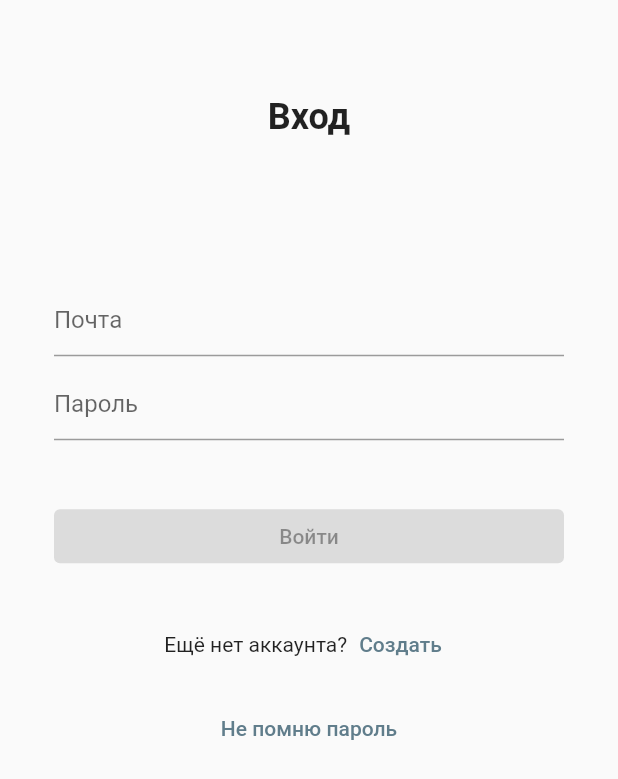
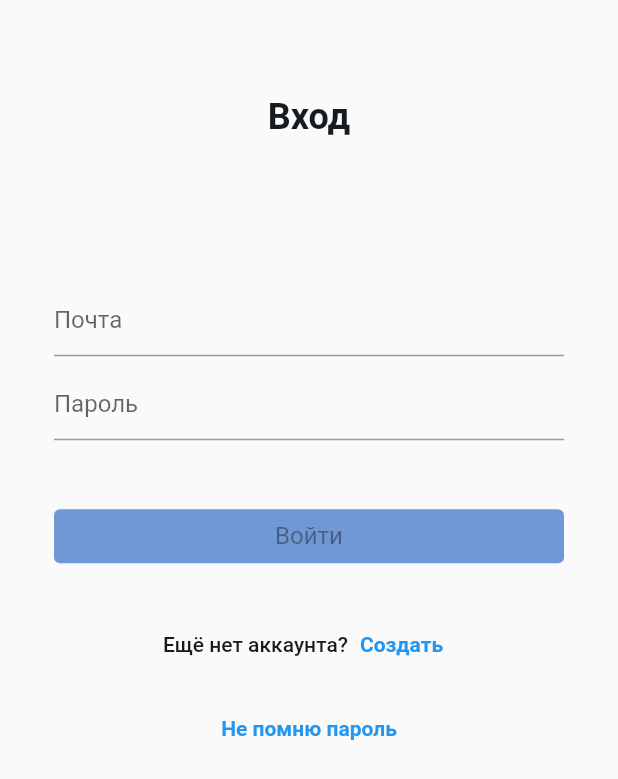
Before and after one commit to RNOVOSELOV/flutter_gift_manager, a Flutter app: the screen it shows after launch, on a phone screen of 412 x 824 dp. Shown: the top 779 px of the screen. Run offline on Flutter 3.47's test engine with Material 2 defaults, Android fonts, the light colour scheme and no system bars; our stand-ins replace bloc, equatable, flutter_bloc.

Commit message:
Themes & extensions fot themes

```diff
--- a/lib/main.dart
+++ b/lib/main.dart
@@ -1,6 +1,7 @@
 import 'package:flutter/material.dart';
 import 'package:flutter_bloc/flutter_bloc.dart';
 import 'package:gift_manager/presentation/login/view/login_page.dart';
+import 'package:gift_manager/presentation/theme/theme.dart';
 import 'package:gift_manager/simple_bloc_observer.dart';
 
 void main() {
@@ -15,9 +16,9 @@ class MyApp extends StatelessWidget {
   Widget build(BuildContext context) {
     return MaterialApp(
       title: 'Gift Manager',
-      theme: ThemeData(
-        primarySwatch: Colors.blueGrey,
-      ),
+      theme: lightTheme,
+      darkTheme: darkTheme,
+      themeMode: ThemeMode.light,
       home: const LoginPage(),
     );
   }
--- a/lib/presentation/login/bloc/login_bloc.dart
+++ b/lib/presentation/login/bloc/login_bloc.dart
@@ -3,7 +3,6 @@ import 'dart:math';
 
 import 'package:bloc/bloc.dart';
 import 'package:equatable/equatable.dart';
-import 'package:flutter/foundation.dart';
 import 'package:gift_manager/data/model/request_error.dart';
 import 'package:gift_manager/presentation/login/model/email_error.dart';
 import 'package:gift_manager/presentation/login/model/password_error.dart';
--- a/lib/presentation/login/view/login_page.dart
+++ b/lib/presentation/login/view/login_page.dart
@@ -1,6 +1,7 @@
 import 'package:flutter/material.dart';
 import 'package:flutter_bloc/flutter_bloc.dart';
 import 'package:gift_manager/data/model/request_error.dart';
+import 'package:gift_manager/extentions/theme_extensions.dart';
 import 'package:gift_manager/presentation/home/view/home_page.dart';
 import 'package:gift_manager/presentation/login/bloc/login_bloc.dart';
 import 'package:gift_manager/presentation/login/model/email_error.dart';
@@ -81,13 +82,10 @@ class _LoginPageWidgetState extends State<_LoginPageWidget> {
           const SizedBox(
             height: 64,
           ),
-          const Center(
+          Center(
             child: Text(
               "Вход",
-              style: TextStyle(
-                fontWeight: FontWeight.w600,
-                fontSize: 24,
-              ),
+              style: Theme.of(context).textTheme.headline2,
             ),
           ),
           const Spacer(
@@ -111,7 +109,10 @@ class _LoginPageWidgetState extends State<_LoginPageWidget> {
           Row(
             mainAxisSize: MainAxisSize.min,
             children: [
-              const Text("Ещё нет аккаунта?"),
+              Text(
+                "Ещё нет аккаунта?",
+                style: context.theme.h4,
+              ),
               TextButton(
                   onPressed: () => debugPrint("Buttorn create pressed"),
                   child: const Text("Создать")),
@@ -153,6 +154,15 @@ class _LoginButton extends StatelessWidget {
                       .add(const LoginLoginButtonPressed())
                   : null,
               child: const Text("Войти"),
+              style: ButtonStyle(
+                  backgroundColor: MaterialStateProperty.resolveWith((states) {
+                    if (states.contains(MaterialState.disabled)) {
+                      return Color(0xB3366EC4);
+                    }
+                    return Color(0xFF2950AF);
+                  }),
+                  textStyle: MaterialStateProperty.all(
+                      TextStyle(color: Colors.white, fontSize: 16))),
             );
           },
         ),
--- /dev/null
+++ b/lib/presentation/theme/dark_theme.dart
@@ -0,0 +1,49 @@
+import 'package:flutter/material.dart';
+import 'package:gift_manager/resources/app_colors.dart';
+
+final _base = ThemeData.dark();
+
+final darkTheme = _base.copyWith(
+
+  backgroundColor: AppColors.darkBlack100,
+  textTheme: _base.textTheme.copyWith(
+    headline1: const TextStyle(
+      fontSize: 32,
+      fontWeight: FontWeight.w600,
+      color: AppColors.darkWhite100,
+    ),
+    headline2: const TextStyle(
+      fontSize: 24,
+      fontWeight: FontWeight.w600,
+      color: AppColors.darkWhite100,
+    ),
+    headline3: const TextStyle(
+      fontSize: 16,
+      height: 1.25,
+      fontWeight: FontWeight.w500,
+      color: AppColors.darkWhite100,
+    ),
+    headline4: const TextStyle(
+      fontSize: 14,
+      height: 1.15,
+      fontWeight: FontWeight.w500,
+      color: AppColors.darkWhite100,
+    ),
+    headline5: const TextStyle(
+      fontSize: 12,
+      fontWeight: FontWeight.w500,
+      color: AppColors.darkWhite100,
+    ),
+    headline6: const TextStyle(
+      fontSize: 12,
+      fontWeight: FontWeight.w400,
+      color: AppColors.darkWhite100,
+    ),
+    button: const TextStyle(
+      fontSize: 14,
+      height: 1.15,
+      fontWeight: FontWeight.w700,
+      color: AppColors.darkWhite100,
+    ),
+  ),
+);
--- /dev/null
+++ b/lib/presentation/theme/light_theme.dart
@@ -0,0 +1,48 @@
+import 'package:flutter/material.dart';
+import 'package:gift_manager/resources/app_colors.dart';
+
+final _base = ThemeData.light();
+
+final lightTheme = _base.copyWith(
+  backgroundColor: AppColors.lightWhite100,
+  textTheme: _base.textTheme.copyWith(
+    headline1: const TextStyle(
+      fontSize: 32,
+      fontWeight: FontWeight.w600,
+      color: AppColors.lightBlack100,
+    ),
+    headline2: const TextStyle(
+      fontSize: 24,
+      fontWeight: FontWeight.w600,
+      color: AppColors.lightBlack100,
+    ),
+    headline3: const TextStyle(
+      fontSize: 16,
+      height: 1.25,
+      fontWeight: FontWeight.w500,
+      color: AppColors.lightBlack100,
+    ),
+    headline4: const TextStyle(
+      fontSize: 14,
+      height: 1.15,
+      fontWeight: FontWeight.w500,
+      color: AppColors.lightBlack100,
+    ),
+    headline5: const TextStyle(
+      fontSize: 12,
+      fontWeight: FontWeight.w500,
+      color: AppColors.lightBlack100,
+    ),
+    headline6: const TextStyle(
+      fontSize: 12,
+      fontWeight: FontWeight.w400,
+      color: AppColors.lightBlack100,
+    ),
+    button: const TextStyle(
+      fontSize: 14,
+      height: 1.15,
+      fontWeight: FontWeight.w700,
+      color: AppColors.lightBlack100,
+    ),
+  ),
+);
--- /dev/null
+++ b/lib/presentation/theme/theme.dart
@@ -0,0 +1,2 @@
+export 'dark_theme.dart';
+export 'light_theme.dart';
```
Also changed, not shown: lib/extentions/theme_extensions.dart (added, +21 -0 lines), lib/resources/app_colors.dart (added, +33 -0 lines).
